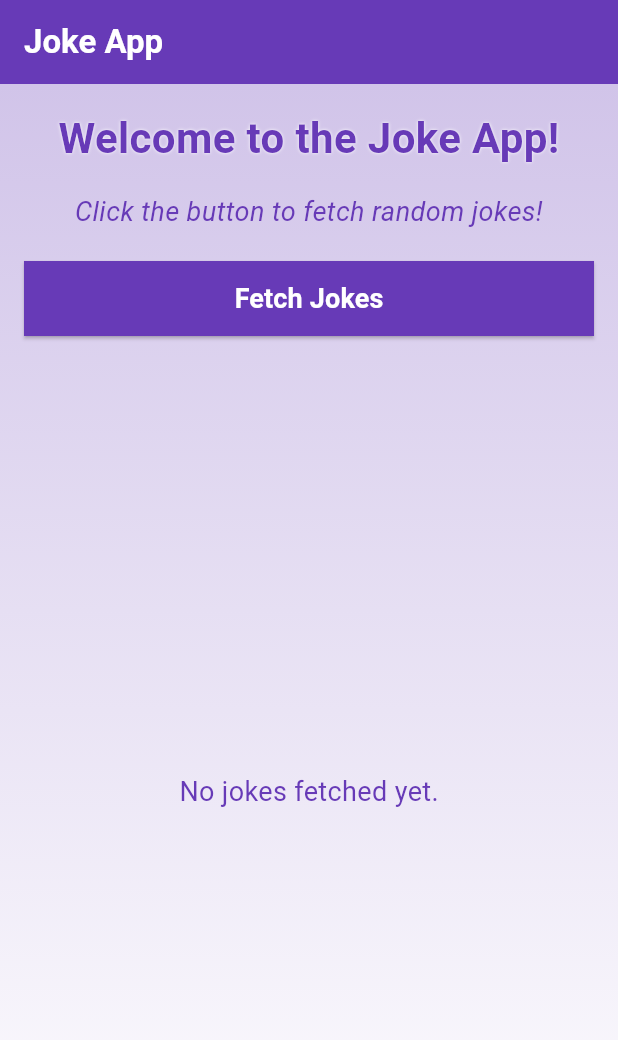
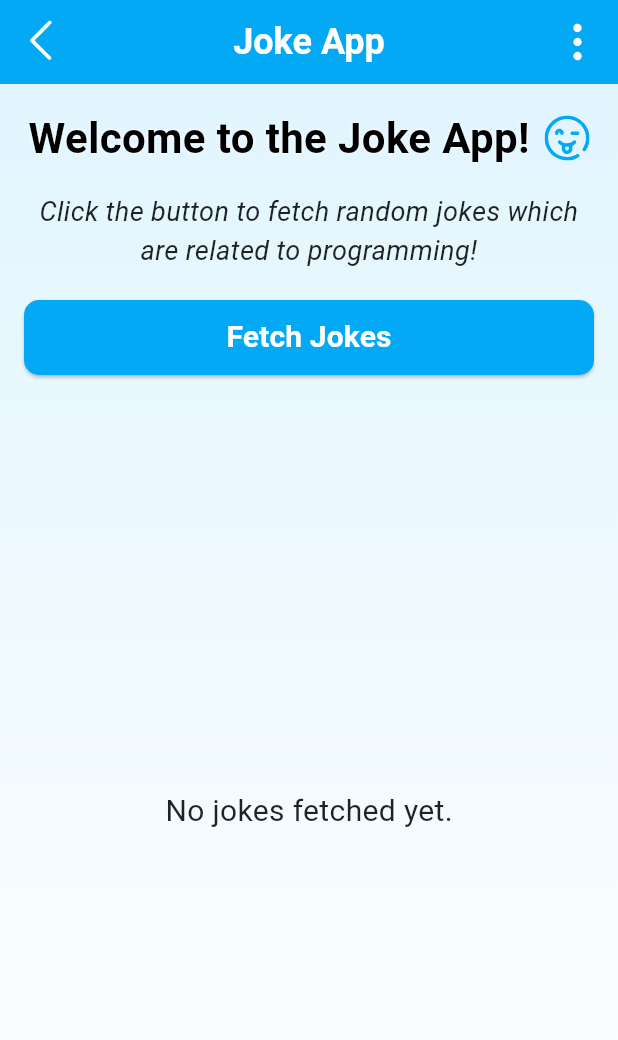
Before and after one commit to Raveesha-Induwara/flutter-joke-app, a Flutter app: the screen it shows after launch, on a phone screen of 412 x 824 dp. Shown: the top 1040 px of the screen. Run offline on Flutter 3.47's test engine with Material 3 defaults, Android fonts, the phone set to English and light mode, and no system bars; our stand-ins replace dio, flutter_svg, shared_preferences.

Commit message:
Create home page

```diff
--- a/lib/cache.dart
+++ b/lib/cache.dart
@@ -1,7 +1,7 @@
 import 'dart:convert';
 import 'package:shared_preferences/shared_preferences.dart';
 
-class Cache {
+class AppCache {
   SharedPreferences? _prefs;
 
   void initPrefs() async {
--- a/lib/joke_card.dart
+++ b/lib/joke_card.dart
@@ -3,10 +3,11 @@ import 'package:flutter/material.dart';
 class CardView {
   Card cardView(jokeJson) {
     return Card(
-      margin: const EdgeInsets.only(bottom: 20),
+      margin: const EdgeInsets.only(bottom: 18),
       elevation: 4,
+      shadowColor: Colors.lightBlue,
+      surfaceTintColor: Colors.white,
       shape: RoundedRectangleBorder(borderRadius: BorderRadius.circular(12)),
-      // color: Colors.yellow,
       child: Padding(
           padding: const EdgeInsets.all(16.0),
           child: Column(
--- a/lib/main.dart
+++ b/lib/main.dart
@@ -1,7 +1,5 @@
 import 'package:flutter/material.dart';
-import 'package:joke_app/cache.dart';
-import 'joke_service.dart';
-import 'dart:convert';
+import 'package:joke_app/pages/home.dart';
 
 void main() => runApp(const MyApp());
 
@@ -11,157 +9,10 @@ class MyApp extends StatelessWidget {
   @override
   Widget build(BuildContext context) {
     return MaterialApp(
+      debugShowCheckedModeBanner: false,
       title: 'Joke App',
       theme: ThemeData(primarySwatch: Colors.blue),
-      home: const JokeListPage(),
+      home:  const HomePage(),
     );
   }
 }
-
-class JokeListPage extends StatefulWidget {
-  const JokeListPage({super.key});
-
-  @override
-  _JokeListPageState createState() => _JokeListPageState();
-}
-
-class _JokeListPageState extends State<JokeListPage> {
-  final JokeService _jokeService = JokeService();
-  final Cache _cache = Cache();
-  List<Map<String, dynamic>> _jokesRaw = [];
-  bool _isLoading = false;
-
-  @override
-  void initState() {
-    super.initState();
-    _cache.initPrefs();
-  }
-
-  // load jokes data from cache
-  void getJokesData() {
-    setState(() {
-      _jokesRaw = _cache.getJokesData();
-    });
-  }
-
-  Future<void> _fetchJokes() async {
-    setState(() => _isLoading = true);
-    try {
-      _jokesRaw = await _jokeService.fetchJokesRaw();
-      // save jokes data to cache
-      _cache.saveJokesData(_jokesRaw);
-      setState(() => _isLoading = false);
-    } catch (e) {
-      getJokesData();
-      setState(() => _isLoading = false);
-      throw Exception(e);
-    }
-  }
-
-  @override
-  Widget build(BuildContext context) {
-    return Scaffold(
-      appBar: AppBar(
-        title: const Text(
-          'Joke App',
-          style: TextStyle(
-            fontWeight: FontWeight.bold,
-            color: Colors.white
-          ),
-        ),
-        backgroundColor: Colors.deepPurple,
-      ),
-      body: Container(
-        decoration: BoxDecoration(
-            gradient: LinearGradient(
-              begin: Alignment.topCenter,
-              end: Alignment.bottomCenter,
-              colors: [Colors.deepPurple.shade100, Colors.white],
-            )
-        ),
-        child: Padding(
-          padding: const EdgeInsets.all(16.0),
-          child: Column(
-            crossAxisAlignment: CrossAxisAlignment.stretch,
-            children: [
-              const Text(
-                'Welcome to the Joke App!',
-                style: TextStyle(
-                    fontSize: 28,
-                    fontWeight: FontWeight.bold,
-                    color: Colors.deepPurple,
-                    shadows: [Shadow(color: Colors.white, blurRadius: 2)]
-                ),
-                textAlign: TextAlign.center,
-              ),
-              const SizedBox(height: 16),
-              const Text(
-                'Click the button to fetch random jokes!',
-                style: TextStyle(
-                  fontSize: 18,
-                  fontWeight: FontWeight.w400,
-                  fontStyle: FontStyle.italic,
-                  color: Colors.deepPurple,
-                ),
-                textAlign: TextAlign.center,
-              ),
-              const SizedBox(height: 20),
-              ElevatedButton(
-                  onPressed: () {_fetchJokes();},
-                  style: const ButtonStyle(
-                    backgroundColor: WidgetStatePropertyAll<Color>(Colors.deepPurple),
-                    minimumSize: WidgetStatePropertyAll<Size>(Size(0, 50)),
-                    shape: WidgetStatePropertyAll(LinearBorder.none),
-                    enableFeedback: true
-                  ),
-                  child: const Text(
-                    'Fetch Jokes',
-                    style: TextStyle(
-                      fontSize: 18,
-                      fontWeight: FontWeight.bold,
-                      color: Colors.white,
-                    ),
-                  )),
-              const SizedBox(height: 24),
-              Expanded(
-                child: _isLoading ?
-                const Center(child: CircularProgressIndicator())
-                    : _buildJokeList(),
-              )
-            ],
-          ),
-        ),
-      ),
-    );
-  }
-
-
-  Widget _buildJokeList() {
-    if (_jokesRaw.isEmpty) {
-      return const Center(
-        child: Text(
-          'No jokes fetched yet.',
-          style: TextStyle(fontSize: 18, color: Colors.deepPurple),
-        ),
-      );
-    }
-    return ListView.builder(
-      itemCount: _jokesRaw.length,
-      itemBuilder: (context, index) {
-        final jokeJson = _jokesRaw[index];
-        return Card(
-          margin: const EdgeInsets.only(bottom: 16),
-          elevation: 4,
-          shape: RoundedRectangleBorder(borderRadius: BorderRadius.circular(12)),
-          child: Padding(
-            padding: const EdgeInsets.all(16.0),
-            child: Text(
-              jsonEncode(jokeJson),
-              style: const TextStyle(fontSize: 14),
-            )
-          ),
-        );
-      },
-    );
-  }
-}
--- a/lib/pages/home.dart
+++ b/lib/pages/home.dart
@@ -0,0 +1,191 @@
+import 'package:flutter/material.dart';
+import 'package:flutter_svg/flutter_svg.dart';
+
+import '../cache.dart';
+import '../joke_card.dart';
+import '../joke_service.dart';
+
+class HomePage extends StatefulWidget {
+  const HomePage({super.key});
+
+  @override
+  _JokeListPageState createState() => _JokeListPageState();
+}
+
+class _JokeListPageState extends State<HomePage> {
+  final JokeService _jokeService = JokeService();
+  final AppCache _cache = AppCache();
+  final CardView _cardView = CardView();
+  List<Map<String, dynamic>> _jokesRaw = [];
+  bool _isLoading = false;
+
+  @override
+  void initState() {
+    super.initState();
+    _cache.initPrefs();
+  }
+
+  // load jokes data from cache
+  void getJokesData() {
+    setState(() {
+      _jokesRaw = _cache.getJokesData();
+    });
+  }
+
+  Future<void> _fetchJokes() async {
+    setState(() => _isLoading = true);
+    try {
+      _jokesRaw = await _jokeService.fetchJokesRaw();
+      // save jokes data to cache
+      _cache.saveJokesData(_jokesRaw);
+      setState(() => _isLoading = false);
+    } catch (e) {
+      getJokesData();
+      setState(() => _isLoading = false);
+      throw Exception(e);
+    }
+  }
+
+  @override
+  Widget build(BuildContext context) {
+    return Scaffold(
+      appBar: appBar(),
+      body: Container(
+        decoration: BoxDecoration(
+            gradient: LinearGradient(
+          begin: Alignment.topCenter,
+          end: Alignment.bottomCenter,
+          colors: [Colors.lightBlue.shade50, Colors.white],
+        )),
+        child: Padding(
+          padding: const EdgeInsets.all(16.0),
+          child: Column(
+            crossAxisAlignment: CrossAxisAlignment.stretch,
+            children: [
+              Row(
+                mainAxisAlignment: MainAxisAlignment.center,
+                children: [
+                  const Text(
+                    'Welcome to the Joke App!',
+                    style: TextStyle(
+                        fontSize: 28,
+                        fontWeight: FontWeight.bold,
+                        color: Colors.black,
+                        shadows: [Shadow(color: Colors.white, blurRadius: 2)]),
+                    textAlign: TextAlign.center,
+                  ),
+                  const SizedBox(width: 10),
+                  SvgPicture.asset(
+                    'assets/icons/joke.svg',
+                    height: 30,
+                    width: 30,
+                    colorFilter: const ColorFilter.mode(
+                        Colors.lightBlue, BlendMode.srcIn),
+                  ),
+                ],
+              ),
+              const SizedBox(height: 16),
+              const Text(
+                'Click the button to fetch random jokes which are related to programming!',
+                style: TextStyle(
+                  fontSize: 18,
+                  fontWeight: FontWeight.w400,
+                  fontStyle: FontStyle.italic,
+                  color: Colors.black87,
+                ),
+                textAlign: TextAlign.center,
+              ),
+              const SizedBox(height: 20),
+              ElevatedButton(
+                onPressed: () {
+                  _fetchJokes();
+                },
+                style: ElevatedButton.styleFrom(
+                    backgroundColor: Colors.lightBlue,
+                    minimumSize: const Size(0, 50),
+                    shape: RoundedRectangleBorder(
+                      borderRadius: BorderRadius.circular(10.0),
+                    ),
+                    enableFeedback: true),
+                child: const Text(
+                  'Fetch Jokes',
+                  style: TextStyle(
+                    fontSize: 20,
+                    fontWeight: FontWeight.bold,
+                    color: Colors.white,
+                  ),
+                ),
+              ),
+              const SizedBox(height: 24),
+              Expanded(
+                child: _isLoading
+                    ? const Center(
+                        child:
+                            CircularProgressIndicator(color: Colors.lightBlue))
+                    : _buildJokeList(),
+              )
+            ],
+          ),
+        ),
+      ),
+    );
+  }
+
+  Widget _buildJokeList() {
+    if (_jokesRaw.isEmpty) {
+      return const Center(
+        child: Text(
+          'No jokes fetched yet.',
+          style: TextStyle(fontSize: 20, color: Colors.black87),
+        ),
+      );
+    }
+    return ListView.builder(
+        itemCount: _jokesRaw.length,
+        itemBuilder: (context, index) {
+          final jokeJson = _jokesRaw[index];
+          return _cardView.cardView(jokeJson);
+        });
+  }
+
+  AppBar appBar() {
+    return AppBar(
+      title: const Text(
+        'Joke App',
+        style: TextStyle(
+            fontWeight: FontWeight.bold, color: Colors.white, fontSize: 24),
+      ),
+      backgroundColor: Colors.lightBlue,
+      centerTitle: true,
+      leading: GestureDetector(
+        onTap: () {},
+        child: Container(
+          margin: const EdgeInsets.all(0),
+          alignment: Alignment.center,
+          child: SvgPicture.asset(
+            'assets/icons/left-arrow.svg',
+            height: 40,
+            width: 40,
+            colorFilter: const ColorFilter.mode(Colors.white, BlendMode.srcIn),
+          ),
+        ),
+      ),
+      actions: [
+        GestureDetector(
+          onTap: () {},
+          child: Container(
+            margin: const EdgeInsets.all(12),
+            alignment: Alignment.center,
+            width: 30,
+            decoration: BoxDecoration(borderRadius: BorderRadius.circular(10)),
+            child: SvgPicture.asset(
+              'assets/icons/dots.svg',
+              colorFilter:
+                  const ColorFilter.mode(Colors.white, BlendMode.srcIn),
+            ),
+          ),
+        )
+      ],
+    );
+  }
+}
```
